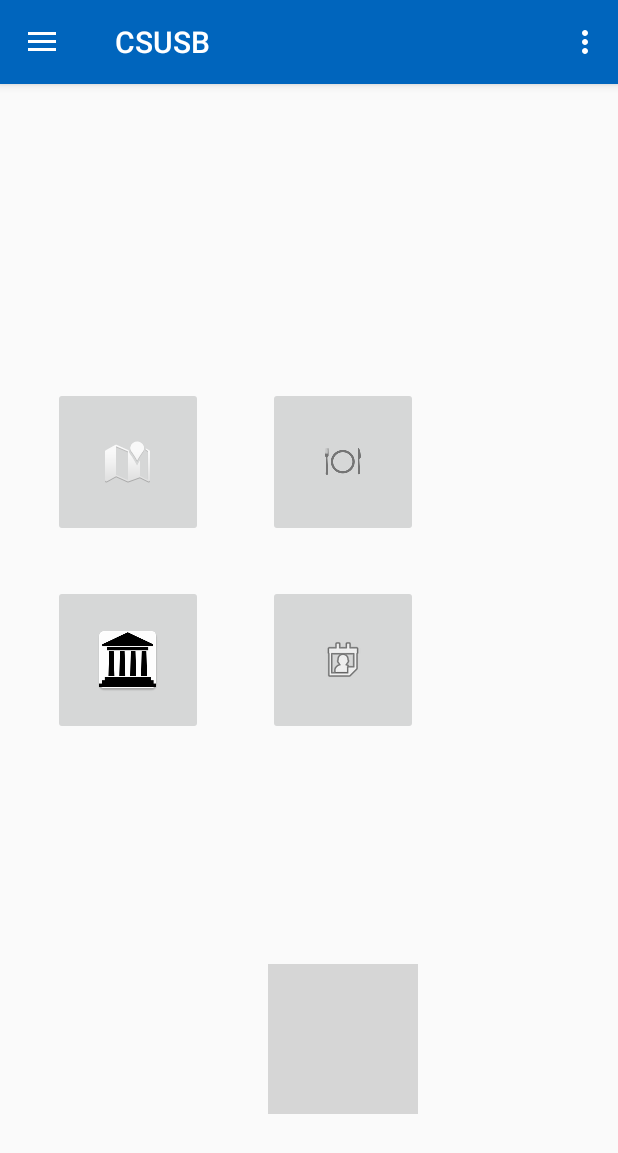
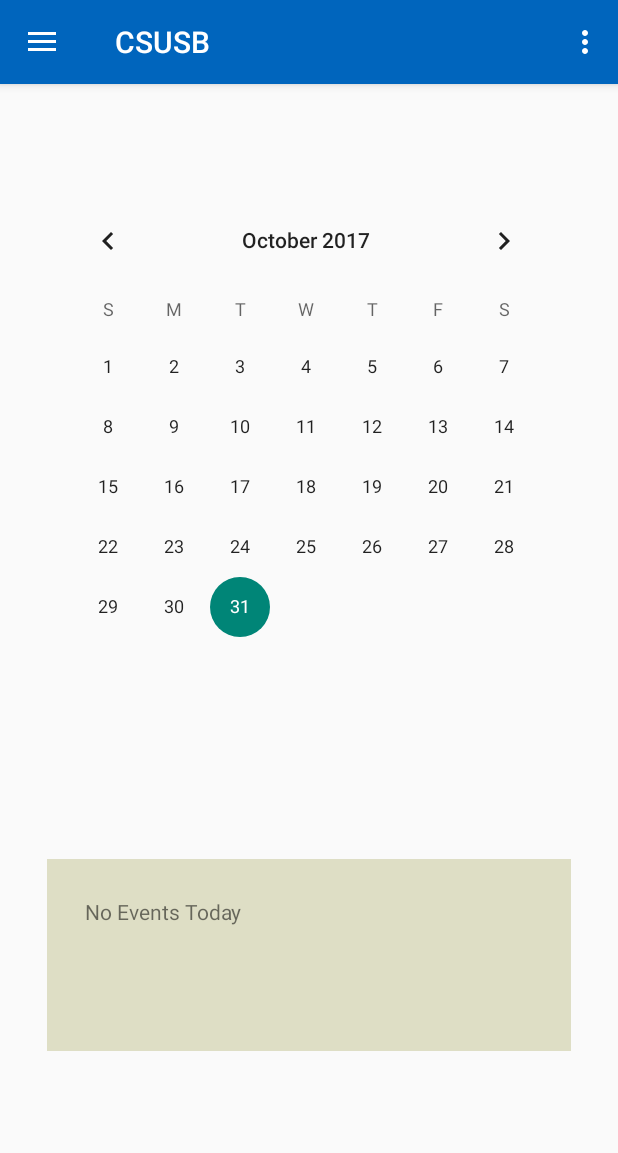
Before and after one commit to juduncan/cse455, an Android app: the Menu2Fragment screen opened directly, with no data from a screen before it, in the side drawer, after a tap on "Menu 2", on a phone screen of 412 x 824 dp. Shown: the top 1153 px of the screen. Run offline under Robolectric (Android 15) with nearby library versions, the phone set to English and light mode, and no system bars; grey boxes are pictures that could not be loaded.

```diff
--- a/app/src/main/java/com/example/justd/myapplication/Menu2Fragment.java
+++ b/app/src/main/java/com/example/justd/myapplication/Menu2Fragment.java
@@ -16,7 +16,7 @@ public class Menu2Fragment extends Fragment{
     @Nullable
     @Override
     public View onCreateView(LayoutInflater inflater, @Nullable ViewGroup container, @Nullable Bundle savedInstanceState) {
-        return inflater.inflate(R.layout.menu2_fragment, container   , false  );
+        return inflater.inflate(R.layout.calendar_fragment, container   , false  );
     }
 
     @Override
--- a/app/src/main/java/com/example/justd/myapplication/MenuFragment.java
+++ /dev/null
@@ -1,33 +0,0 @@
-package com.example.justd.myapplication;
-
-import android.app.ListFragment;
-import android.os.Bundle;
-import android.support.annotation.Nullable;
-import android.support.v4.app.Fragment;
-import android.view.LayoutInflater;
-import android.view.View;
-import android.view.ViewGroup;
-import android.widget.AdapterView;
-import android.widget.ArrayAdapter;
-import android.widget.ListView;
-
-/**
- * Created by justd on 10/23/2017.
- */
-
-public class MenuFragment extends Fragment{
-
-    @Nullable
-    @Override
-    public View onCreateView(LayoutInflater inflater, @Nullable ViewGroup container, @Nullable Bundle savedInstanceState) {
-        return inflater.inflate(R.layout.menu_fragment, container   , false  );
-    }
-
-    @Override
-    public void onViewCreated(View view, @Nullable Bundle savedInstanceState) {
-        super.onViewCreated(view, savedInstanceState);
-        getActivity().setTitle(" Menu View");
-    }
-
-
-}
--- a/app/src/main/java/com/example/justd/myapplication/locationListFragment.java
+++ b/app/src/main/java/com/example/justd/myapplication/locationListFragment.java
@@ -8,6 +8,12 @@ import android.view.View;
 import android.view.ViewGroup;
 import android.widget.AdapterView;
 import android.widget.ArrayAdapter;
+import android.widget.ListAdapter;
+import android.widget.SimpleAdapter;
+
+import java.util.ArrayList;
+import java.util.HashMap;
+import java.util.List;
 
 /**
  * Created by justd on 10/26/2017.
@@ -26,14 +32,16 @@ public class locationListFragment extends ListFragment implements AdapterView.On
     public void onActivityCreated(Bundle savedInstanceState) {
         super.onActivityCreated(savedInstanceState);
         ArrayAdapter adapter = ArrayAdapter.createFromResource(getActivity(),
-                R.array.Planets, android.R.layout.simple_list_item_1);
+                R.array.Categories, android.R.layout.simple_list_item_1);
         setListAdapter(adapter);
         getListView().setOnItemClickListener(this);
     }
 
     @Override
     public void onItemClick(AdapterView<?> parent, View view, int position,long id) {
-
+        ArrayAdapter adapter = ArrayAdapter.createFromResource(getActivity(),
+                R.array.Classrooms, android.R.layout.simple_list_item_1);
+        setListAdapter(adapter);
 
     }
 
--- /dev/null
+++ b/app/src/main/res/layout/calendar_fragment.xml
@@ -0,0 +1,38 @@
+<?xml version="1.0" encoding="utf-8"?>
+<android.support.constraint.ConstraintLayout xmlns:android="http://schemas.android.com/apk/res/android"
+    xmlns:app="http://schemas.android.com/apk/res-auto"
+    xmlns:tools="http://schemas.android.com/tools"
+    android:orientation="vertical" android:layout_width="match_parent"
+    android:layout_height="match_parent"
+    android:theme="@style/Theme.AppCompat.Light.NoActionBar"
+    >
+
+
+    <CalendarView
+        android:id="@+id/calendarView"
+        android:layout_width="wrap_content"
+        android:layout_height="wrap_content"
+        app:layout_constraintTop_toTopOf="parent"
+        android:layout_marginTop="8dp"
+        android:layout_marginRight="18dp"
+        app:layout_constraintRight_toRightOf="parent"
+        app:layout_constraintBottom_toBottomOf="parent"
+        android:layout_marginBottom="8dp"
+        app:layout_constraintVertical_bias="0.122" />
+
+    <TextView
+        android:id="@+id/textView2"
+        android:layout_width="349dp"
+        android:layout_height="128dp"
+        android:background="#dedec5"
+        android:padding="25dp"
+        android:text="No Events Today"
+        android:layout_marginTop="8dp"
+        app:layout_constraintTop_toBottomOf="@+id/calendarView"
+        android:layout_marginLeft="8dp"
+        app:layout_constraintLeft_toLeftOf="parent"
+        android:layout_marginRight="8dp"
+        app:layout_constraintRight_toRightOf="parent"
+        app:layout_constraintBottom_toBottomOf="parent"
+        android:layout_marginBottom="8dp" />
+</android.support.constraint.ConstraintLayout>
--- a/app/src/main/res/layout/menu2_fragment.xml
+++ /dev/null
@@ -1,60 +0,0 @@
-<?xml version="1.0" encoding="utf-8"?>
-<RelativeLayout xmlns:android="http://schemas.android.com/apk/res/android"
-    xmlns:app="http://schemas.android.com/apk/res-auto"
-    android:orientation="vertical" android:layout_width="match_parent"
-    android:layout_height="match_parent"
-    android:theme="@style/Theme.AppCompat.Light.NoActionBar"
-    >
-
-    <ImageButton
-        android:id="@+id/imageButton"
-        android:layout_width="100dip"
-        android:layout_height="100dip"
-        app:srcCompat="@android:drawable/ic_dialog_map"
-        android:layout_marginLeft="19dp"
-        android:layout_marginStart="19dp"
-        android:layout_marginBottom="32dp"
-        android:layout_above="@+id/imageButton3"
-        android:layout_alignParentLeft="true"
-        android:layout_alignParentStart="true" />
-
-    <ImageButton
-        android:id="@+id/imageButton2"
-        android:layout_width="100dip"
-        android:layout_height="100dip"
-        app:srcCompat="@drawable/ic_action_name"
-        android:layout_alignTop="@+id/imageButton"
-        android:layout_alignLeft="@+id/imageButton3"
-        android:layout_alignStart="@+id/imageButton3" />
-
-    <ImageButton
-        android:id="@+id/imageButton3"
-        android:layout_width="100dip"
-        android:layout_height="100dip"
-        app:srcCompat="@android:drawable/ic_menu_my_calendar"
-        android:layout_marginLeft="43dp"
-        android:layout_marginStart="43dp"
-        android:layout_centerVertical="true"
-        android:layout_toRightOf="@+id/imageButton"
-        android:layout_toEndOf="@+id/imageButton" />
-
-    <ImageButton
-        android:id="@+id/imageButton4"
-        android:layout_width="100dip"
-        android:layout_height="100dip"
-        app:srcCompat="@drawable/mr_ic_settings_dark"
-        android:layout_alignParentBottom="true"
-        android:layout_alignRight="@+id/imageButton3"
-        android:layout_alignEnd="@+id/imageButton3"
-        android:layout_marginBottom="65dp" />
-
-    <ImageButton
-        android:id="@+id/imageButton5"
-        android:layout_width="100dip"
-        android:layout_height="100dip"
-        app:srcCompat="@mipmap/ic_building"
-        android:layout_alignTop="@+id/imageButton3"
-        android:layout_alignLeft="@+id/imageButton"
-        android:layout_alignStart="@+id/imageButton" />
-
-</RelativeLayout>
--- a/app/src/main/res/layout/menu_fragment.xml
+++ /dev/null
@@ -1,14 +0,0 @@
-<?xml version="1.0" encoding="utf-8"?>
-<LinearLayout
-    xmlns:android="http://schemas.android.com/apk/res/android"
-    android:layout_width="match_parent"
-    android:layout_height="match_parent"
-    android:orientation="vertical" >
-
-    <fragment
-        android:id="@+id/fragment1"
-        android:name="com.example.justd.myapplication.locationListFragment"
-        android:layout_width="match_parent"
-        android:layout_height="match_parent" />
-
-</LinearLayout>
--- a/app/src/main/res/values/strings.xml
+++ b/app/src/main/res/values/strings.xml
@@ -91,7 +91,7 @@
     <string name="share">Share</string>
     <string name="send">Send</string>
 
-    <string-array name="Planets">
+    <string-array name="Categories">
         <item>Classrooms</item>
         <item>Services</item>
         <item>Food</item>
@@ -102,5 +102,15 @@
         <item>Common Areas</item>
         <item>Shops</item>
     </string-array>
-
+    <string-array name="Classrooms">
+        <item>Jack Brown</item>
+        <item>Library</item>
+        <item>Food</item>
+        <item>Clubs</item>
+        <item>Buildings</item>
+        <item>Departments</item>
+        <item>Parking lots</item>
+        <item>Common Areas</item>
+        <item>Shops</item>
+    </string-array>
 </resources>
```
